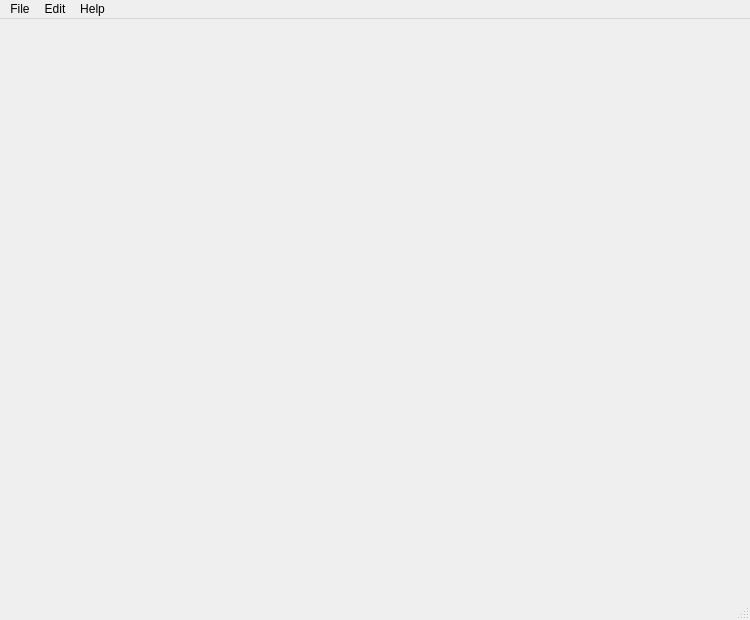
The window that mainwindow.ui (casey-c/shock) describes before a commit, drawn with Qt 5.
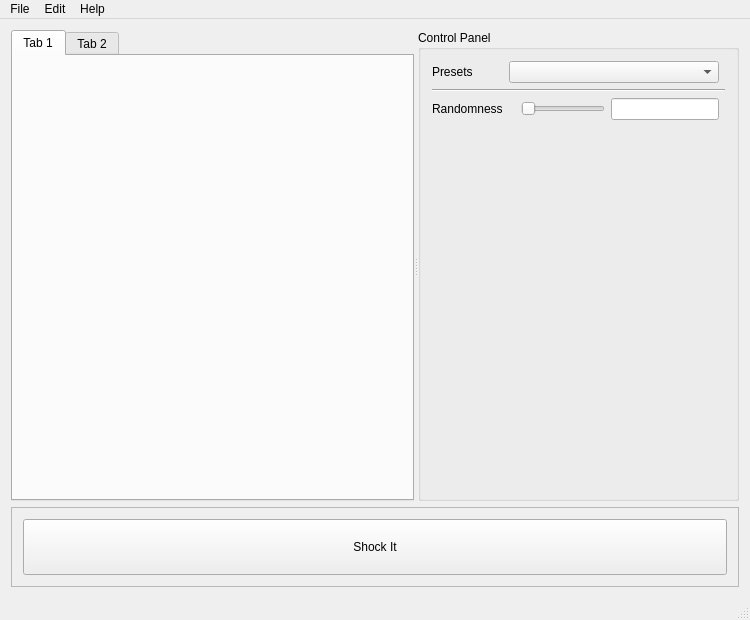
The same window after the commit.

The edit to the form file:
```diff
--- a/mainwindow.ui
+++ b/mainwindow.ui
@@ -13,7 +13,158 @@
   <property name="windowTitle">
    <string>Shock</string>
   </property>
-  <widget class="QWidget" name="centralWidget"/>
+  <widget class="QWidget" name="centralWidget">
+   <layout class="QGridLayout" name="gridLayout">
+    <item row="0" column="0">
+     <widget class="QSplitter" name="splitter">
+      <property name="baseSize">
+       <size>
+        <width>0</width>
+        <height>0</height>
+       </size>
+      </property>
+      <property name="lineWidth">
+       <number>1</number>
+      </property>
+      <property name="orientation">
+       <enum>Qt::Horizontal</enum>
+      </property>
+      <widget class="QTabWidget" name="tabWidget">
+       <property name="sizePolicy">
+        <sizepolicy hsizetype="Expanding" vsizetype="Expanding">
+         <horstretch>1</horstretch>
+         <verstretch>0</verstretch>
+        </sizepolicy>
+       </property>
+       <widget class="QWidget" name="tab">
+        <attribute name="title">
+         <string>Tab 1</string>
+        </attribute>
+       </widget>
+       <widget class="QWidget" name="tab_2">
+        <attribute name="title">
+         <string>Tab 2</string>
+        </attribute>
+       </widget>
+      </widget>
+      <widget class="QGroupBox" name="groupBox_2">
+       <property name="sizePolicy">
+        <sizepolicy hsizetype="Preferred" vsizetype="Preferred">
+         <horstretch>0</horstretch>
+         <verstretch>0</verstretch>
+        </sizepolicy>
+       </property>
+       <property name="title">
+        <string>Control Panel</string>
+       </property>
+       <property name="checkable">
+        <bool>false</bool>
+       </property>
+       <layout class="QGridLayout" name="gridLayout_3">
+        <item row="1" column="1" colspan="6">
+         <widget class="Line" name="line">
+          <property name="orientation">
+           <enum>Qt::Horizontal</enum>
+          </property>
+         </widget>
+        </item>
+        <item row="2" column="5">
+         <widget class="QLineEdit" name="lineEdit">
+          <property name="maximumSize">
+           <size>
+            <width>120</width>
+            <height>16777215</height>
+           </size>
+          </property>
+         </widget>
+        </item>
+        <item row="2" column="1">
+         <widget class="QLabel" name="label">
+          <property name="text">
+           <string>Randomness</string>
+          </property>
+         </widget>
+        </item>
+        <item row="0" column="1">
+         <widget class="QLabel" name="label_2">
+          <property name="text">
+           <string>Presets</string>
+          </property>
+         </widget>
+        </item>
+        <item row="3" column="1" colspan="5">
+         <spacer name="verticalSpacer">
+          <property name="orientation">
+           <enum>Qt::Vertical</enum>
+          </property>
+          <property name="sizeHint" stdset="0">
+           <size>
+            <width>20</width>
+            <height>40</height>
+           </size>
+          </property>
+         </spacer>
+        </item>
+        <item row="2" column="4">
+         <widget class="QSlider" name="horizontalSlider">
+          <property name="orientation">
+           <enum>Qt::Horizontal</enum>
+          </property>
+         </widget>
+        </item>
+        <item row="0" column="2" colspan="4">
+         <widget class="QComboBox" name="comboBox">
+          <property name="sizePolicy">
+           <sizepolicy hsizetype="Preferred" vsizetype="Preferred">
+            <horstretch>0</horstretch>
+            <verstretch>0</verstretch>
+           </sizepolicy>
+          </property>
+         </widget>
+        </item>
+       </layout>
+      </widget>
+     </widget>
+    </item>
+    <item row="1" column="0">
+     <widget class="QFrame" name="frame">
+      <property name="sizePolicy">
+       <sizepolicy hsizetype="Preferred" vsizetype="Fixed">
+        <horstretch>0</horstretch>
+        <verstretch>0</verstretch>
+       </sizepolicy>
+      </property>
+      <property name="minimumSize">
+       <size>
+        <width>0</width>
+        <height>80</height>
+       </size>
+      </property>
+      <property name="frameShape">
+       <enum>QFrame::StyledPanel</enum>
+      </property>
+      <property name="frameShadow">
+       <enum>QFrame::Raised</enum>
+      </property>
+      <layout class="QGridLayout" name="gridLayout_4">
+       <item row="0" column="0">
+        <widget class="QPushButton" name="pushButton">
+         <property name="sizePolicy">
+          <sizepolicy hsizetype="Minimum" vsizetype="Expanding">
+           <horstretch>0</horstretch>
+           <verstretch>0</verstretch>
+          </sizepolicy>
+         </property>
+         <property name="text">
+          <string>Shock It</string>
+         </property>
+        </widget>
+       </item>
+      </layout>
+     </widget>
+    </item>
+   </layout>
+  </widget>
   <widget class="QMenuBar" name="menuBar">
    <property name="geometry">
     <rect>
```
Left out of the diff: 3 changed lines with no effect on the pictures.
